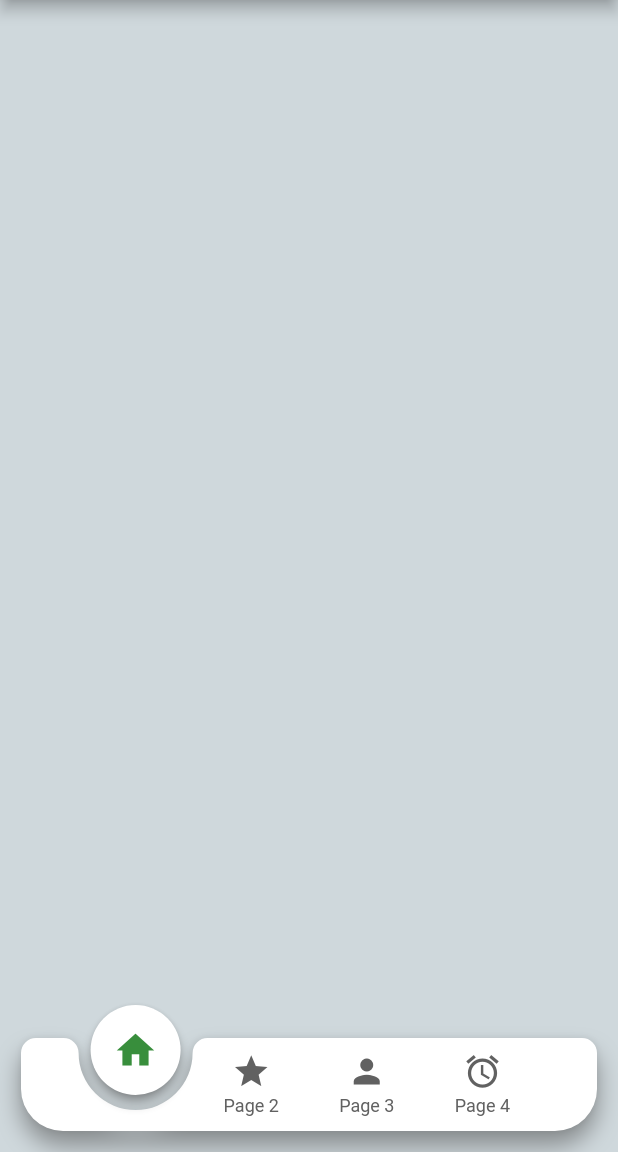
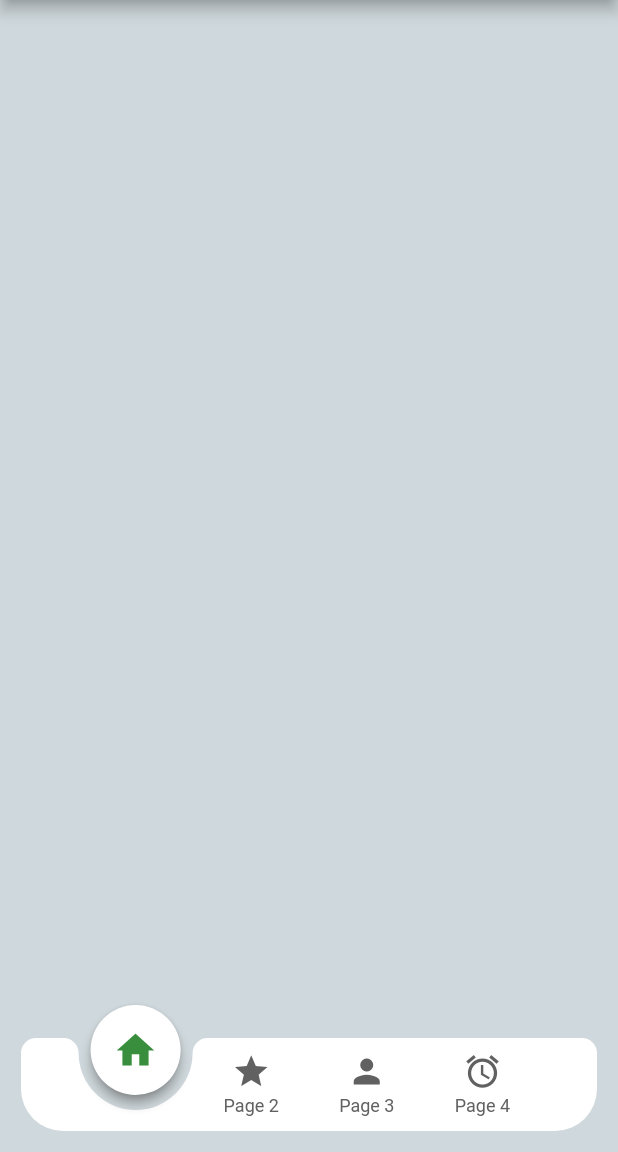
Before and after one commit to ajomuch92/rolling-bottom-bar-flutter, a Flutter app: the screen it shows after launch, on a phone screen of 412 x 824 dp, the part 84-1236 px from its top. Run offline on Flutter 3.47's test engine with Material 2 defaults, Android fonts, the phone set to English and light mode, and no system bars.

Commit message:
Adding prop to avoid shadow on bottom bar

```diff
--- a/example/lib/main.dart
+++ b/example/lib/main.dart
@@ -55,6 +55,7 @@ class _MyHomePageState extends State<MyHomePage> {
       extendBody: true,
       bottomNavigationBar: RollingBottomBar(
         controller: _controller,
+        flat: true,
         items: [
           RollingBottomBarItem(Icons.home, label: 'Page 1'),
           RollingBottomBarItem(Icons.star, label: 'Page 2'),
--- a/lib/rolling_bottom_bar.dart
+++ b/lib/rolling_bottom_bar.dart
@@ -28,8 +28,11 @@ class RollingBottomBar extends StatefulWidget {
   /// Boolean value to indicate if rotate effect will be triggered
   final bool? enableIconRotation;
 
-  RollingBottomBar({
-    Key? key,
+  /// Boolean value to indicate if the bottom bar has shadow or not
+  final bool? flat;
+
+  RollingBottomBar(
+      {Key? key,
       @required this.controller,
       @required this.items,
       @required this.onTap,
@@ -37,7 +40,8 @@ class RollingBottomBar extends StatefulWidget {
       this.itemColor,
       this.activeItemColor,
       this.enableIconRotation,
-  }) : super(key: key);
+      this.flat = false})
+      : super(key: key);
 
   @override
   _RollingBottomBarState createState() => _RollingBottomBarState();
@@ -76,7 +80,7 @@ class _RollingBottomBarState extends State<RollingBottomBar> {
               painter: RollingPainter(
                   x: _itemXByScrollPosition(_scrollPosition),
                   color: widget.color,
-              ),
+                  flat: widget.flat),
             ),
             for (var i = 0; i < widget.items!.length; i++) ...[
               if (i == _currentIndex)
--- a/lib/rolling_painter.dart
+++ b/lib/rolling_painter.dart
@@ -5,7 +5,7 @@ import 'constants.dart';
 
 /// Class to generate the moving ball
 class RollingPainter extends CustomPainter {
-  RollingPainter({@required this.x, this.color})
+  RollingPainter({@required this.x, this.color, this.flat})
       : _paint = Paint()
           ..color = color ?? Colors.white
           ..isAntiAlias = true,
@@ -23,6 +23,9 @@ class RollingPainter extends CustomPainter {
 
   /// Color value to bar shadows
   final Color? _shadowColor;
+
+  /// Boolean value to indicate if the bottom bar has shadow or not
+  final bool? flat;
 
   @override
   void paint(Canvas canvas, Size size) {
@@ -78,9 +81,10 @@ class RollingPainter extends CustomPainter {
         radius: const Radius.circular(kTopRadius),
       );
 
-    canvas
-      ..drawShadow(path, _shadowColor!, 5.0, true)
-      ..drawPath(path, _paint!);
+    if (!this.flat!) {
+      canvas..drawShadow(path, _shadowColor!, 5.0, true);
+    }
+    canvas..drawPath(path, _paint!);
   }
 
   /// Function used to draw the circular indicator
--- a/pubspec.yaml
+++ b/pubspec.yaml
@@ -1,6 +1,6 @@
 name: rolling_bottom_bar
 description: Package to show a dynamic bottom bar with a ball as indicator.
-version: 0.2.0
+version: 0.2.1
 homepage: https://github.com/ajomuch92/rolling-bottom-bar-flutter
 
 environment:
```
Also changed, not shown: example/pubspec.lock, 2 other files. Lines whose indentation alone changed are shown as unchanged.
